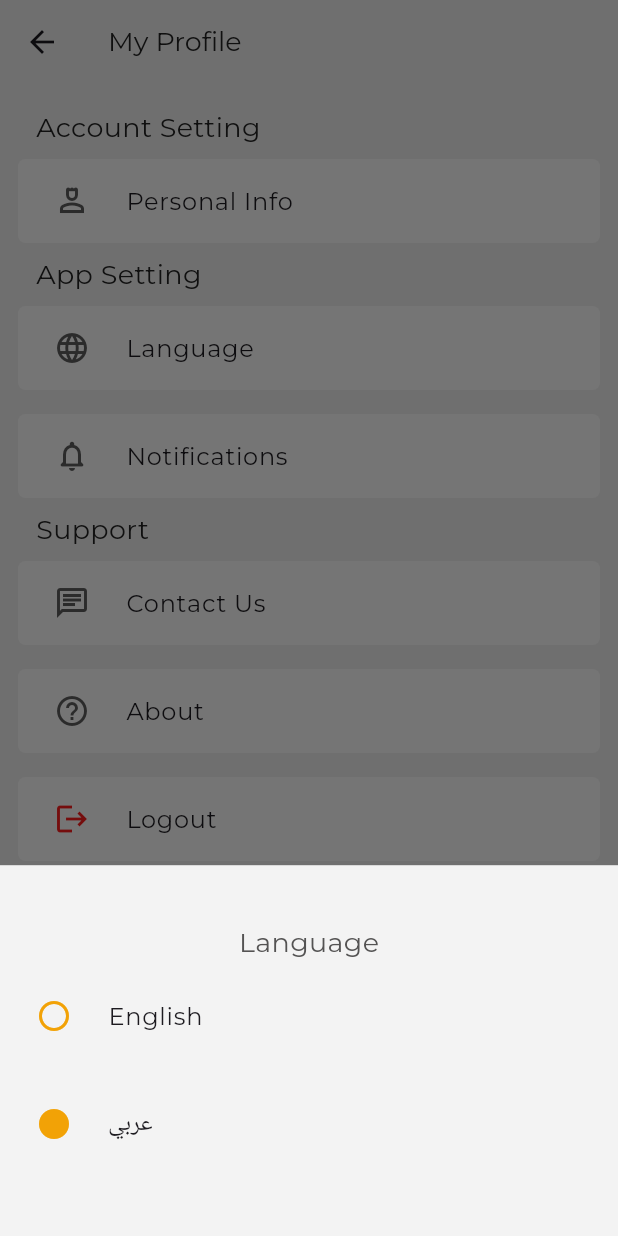
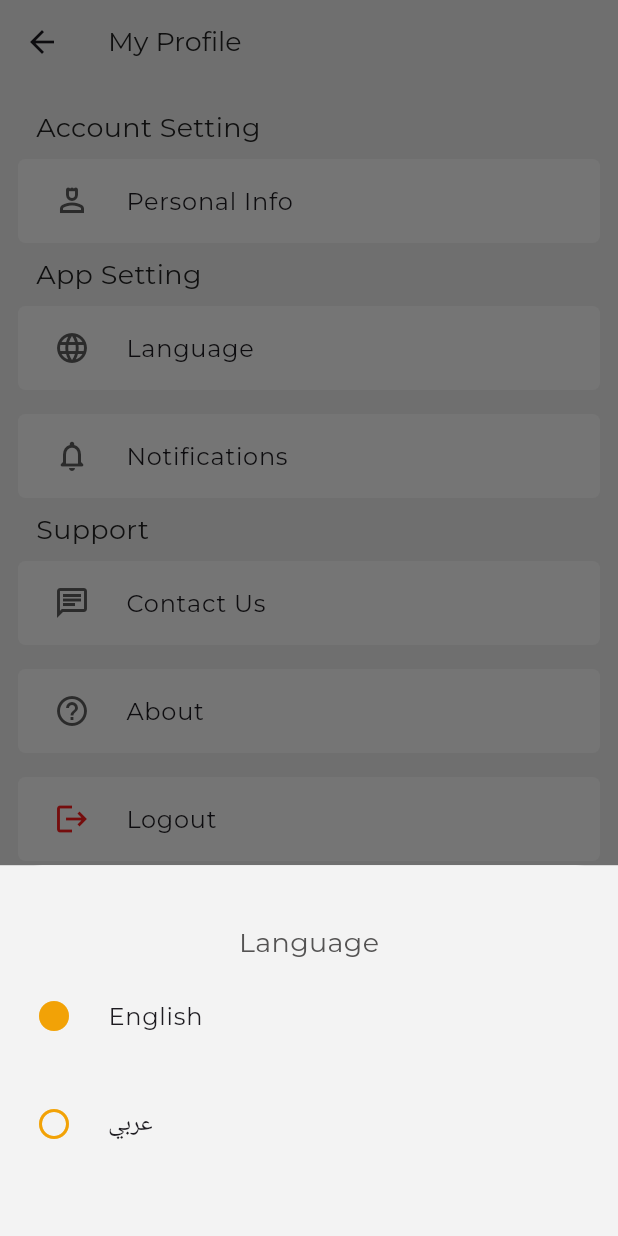
Before and after one commit to BisoDevil/Safe_trip_driver, a Flutter app: the ProfileView screen opened by its route, after a tap on "Language", on a phone screen of 412 x 824 dp. Run offline on Flutter 3.47's test engine with Material 3 defaults, Android fonts, the light colour scheme and no system bars; our stand-ins replace firebase_core, firebase_database, get, hive_flutter, location; accounts and stored records are empty; statements that could not run were skipped.

Commit message:
change app language

```diff
--- a/lib/modules/profile/controller/profile_controller.dart
+++ b/lib/modules/profile/controller/profile_controller.dart
@@ -1,3 +1,5 @@
+import 'dart:developer';
+
 import 'package:safe_trip_driver_app/data/models/contact_us_model.dart';
 import 'package:safe_trip_driver_app/data/repositories/contact_us_repo.dart';
 import 'package:safe_trip_driver_app/index.dart';
@@ -9,16 +11,35 @@ import '../view/widgets/notifications_bottom_sheet.dart';
 class ProfileController extends GetxController{
 
   bool loading = false;
+  Locale? language;
 
 
 
-  showLanguageSettings(){
+  showLanguageSettings()async{
+    loading = true;
+    language = await getLanguage();
     Get.bottomSheet(
       const LanguageBottomSheet(),
+      backgroundColor: AppColors.scaffoldBackgroundColor,
     );
+    log(language!.languageCode.toString());
+    loading = false;
+    update();
   }
 
-  updateLanguage(Locale locale){
+  Future<Locale?> getLanguage()async{
+    var languageBox = await Hive.openBox('app-language');
+    if(languageBox.containsKey('language')){
+      language = Locale(languageBox.get('language'));
+    }else{
+      language = Get.deviceLocale;
+    }
+    return language;
+  }
+
+  updateLanguage(Locale locale) async {
+    var languageBox = await Hive.openBox('app-language');
+    languageBox.put('language', locale.languageCode);
     Get.back();
     Get.updateLocale(locale);
   }
@@ -27,6 +48,7 @@ class ProfileController extends GetxController{
   showNotificationsSettings(){
     Get.bottomSheet(
       const NotificationsBottomSheet(),
+      backgroundColor: AppColors.scaffoldBackgroundColor,
     );
   }
 
@@ -34,6 +56,8 @@ class ProfileController extends GetxController{
     ContactUsModel contactUsModel = await ContactUsRepo().getContactUsData();
     Get.bottomSheet(
       ContactUsBottomSheet(contactUsModel : contactUsModel),
+      backgroundColor: AppColors.scaffoldBackgroundColor,
+
     );
   }
 
--- a/lib/modules/profile/view/profile_view.dart
+++ b/lib/modules/profile/view/profile_view.dart
@@ -32,7 +32,7 @@ class ProfileView extends GetView<ProfileController> {
             CustomListTile(
               leadingIcon: Icons.language_rounded,
               title: 'language'.tr,
-              onTap: () {
+              onTap: () async {
                 controller.showLanguageSettings();
               },
               color: Colors.white,
--- a/lib/modules/profile/view/widgets/language_bottom_sheet.dart
+++ b/lib/modules/profile/view/widgets/language_bottom_sheet.dart
@@ -1,4 +1,7 @@
 
+import 'dart:developer';
+
+import 'package:safe_trip_driver_app/core/widgets/loading.dart';
 import 'package:safe_trip_driver_app/index.dart';
 import 'package:safe_trip_driver_app/modules/profile/controller/profile_controller.dart';
 import 'package:safe_trip_driver_app/modules/profile/view/widgets/custom_selectable_list_tile.dart';
@@ -13,7 +16,14 @@ class LanguageBottomSheet extends GetView<ProfileController> {
       height: 30.h,
       color: AppColors.scaffoldBackgroundColor,
       alignment: Alignment.center,
-      child: Column(
+      child: GetBuilder<ProfileController>(
+        builder: (profileController){ {
+          if ( profileController.loading) {
+            return const Center(
+              child: Loading(),
+            );
+          }else {
+            return Column(
               mainAxisAlignment: MainAxisAlignment.center,
               children: [
                 Text('language'.tr , style: regularStyle(AppFontSize.large, AppColors.inactiveTextColor, getFontFamilyFromLanguageCode()),),
@@ -23,7 +33,7 @@ class LanguageBottomSheet extends GetView<ProfileController> {
                     controller.updateLanguage(const Locale('en','US'));
                   },
                   color: Colors.white,
-              active: false,
+                  active: controller.language?.languageCode ==  'en' ? true : false,
                 ),
                 CustomSelectableListTile(
                   title: 'عربي',
@@ -31,9 +41,14 @@ class LanguageBottomSheet extends GetView<ProfileController> {
                     controller.updateLanguage(const Locale('ar'));
                   },
                   color: Colors.white,
-            active: true,
+                  active: controller.language?.languageCode  == 'ar' ? true : false,
                 )
               ],
+            );
+          }
+        }
+
+        }
       ),
     );
   }
```
Also changed, not shown: lib/main.dart (+6 -1 lines), lib/modules/profile/view/widgets/contact_bottom_sheet.dart (+28 -5 lines). Lines whose indentation alone changed are shown as unchanged.
